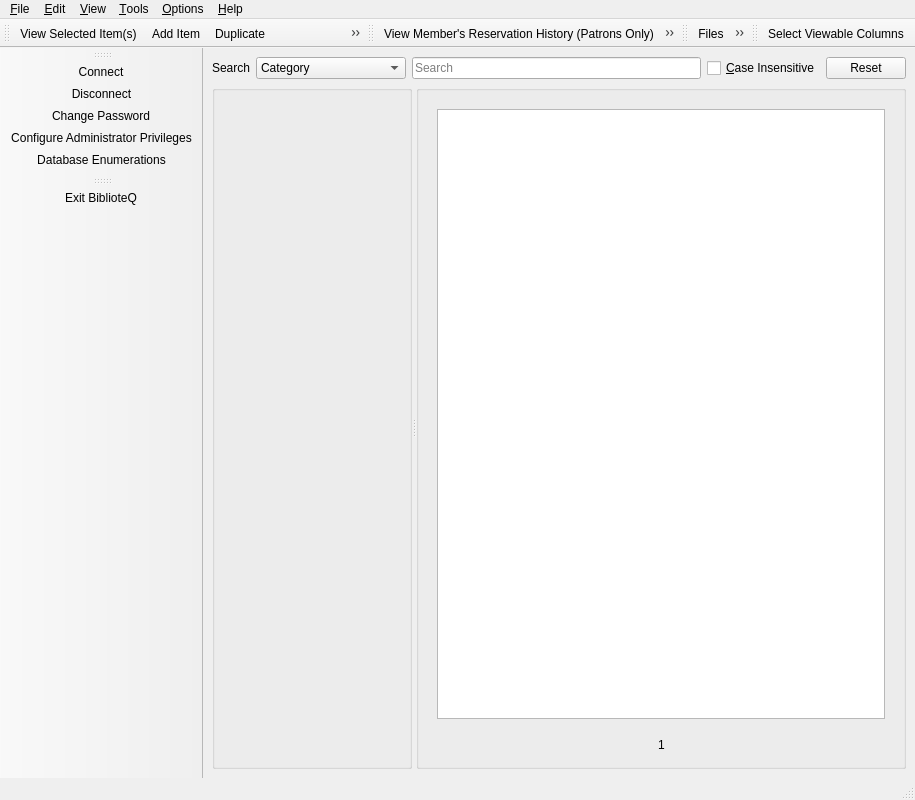
Before: the Qt Designer form UI/biblioteq_mainwindow.ui in textbrowser/biblioteq, drawn with Qt 5.
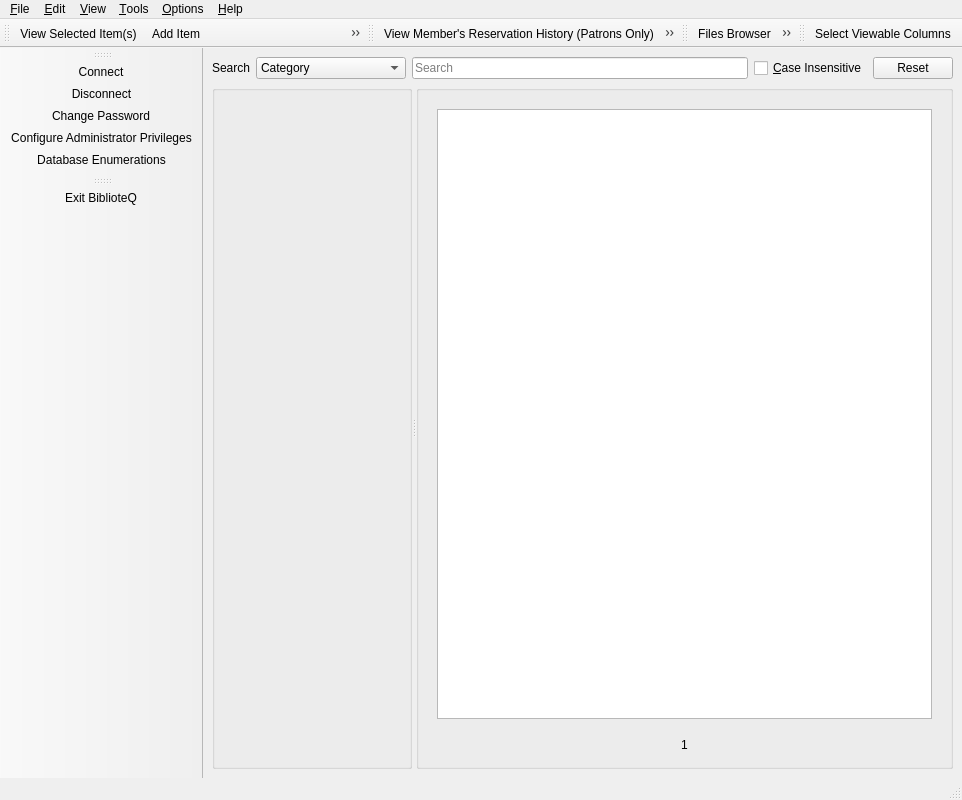
After: the same form once the commit is applied. Icons and pictures are not drawn. Custom widgets are drawn as their Qt base class.

Commit message: SQLite: remove child table entries.

Patch:
```diff
--- a/UI/biblioteq_mainwindow.ui
+++ b/UI/biblioteq_mainwindow.ui
@@ -1126,7 +1126,7 @@
      <normaloff>:/32x32/duplicate.png</normaloff>:/32x32/duplicate.png</iconset>
    </property>
    <property name="text">
-    <string>Duplicate</string>
+    <string>Duplicate Selected Item(s)</string>
    </property>
    <property name="toolTip">
     <string>Duplicate Selected Item(s)</string>
@@ -1249,7 +1249,7 @@
      <normaloff>:/32x32/fileopen.png</normaloff>:/32x32/fileopen.png</iconset>
    </property>
    <property name="text">
-    <string>Files</string>
+    <string>Files Browser</string>
    </property>
   </action>
  </widget>
```
The commit also changes 2 other files.
